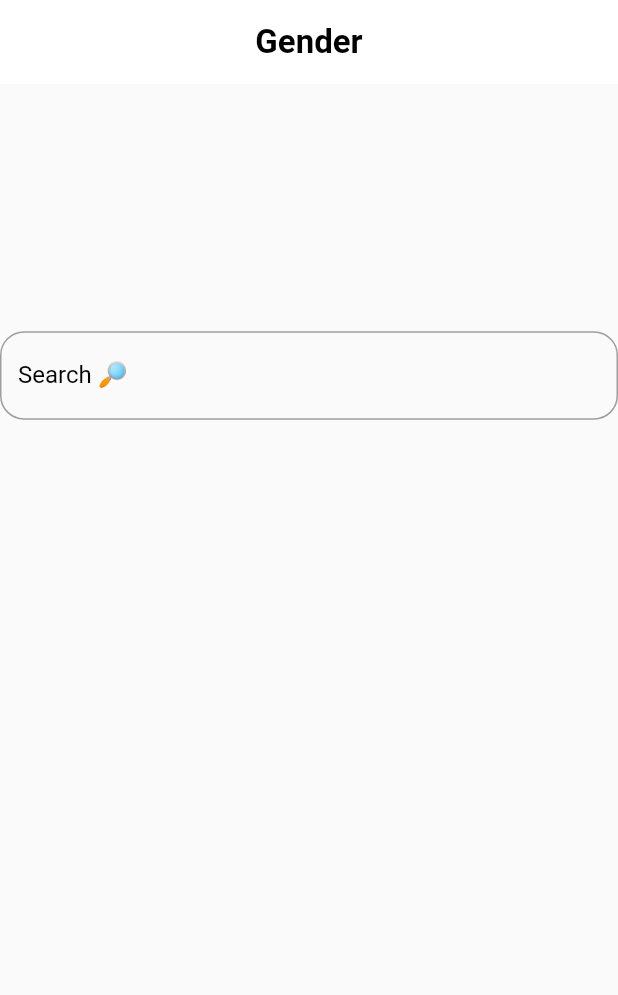
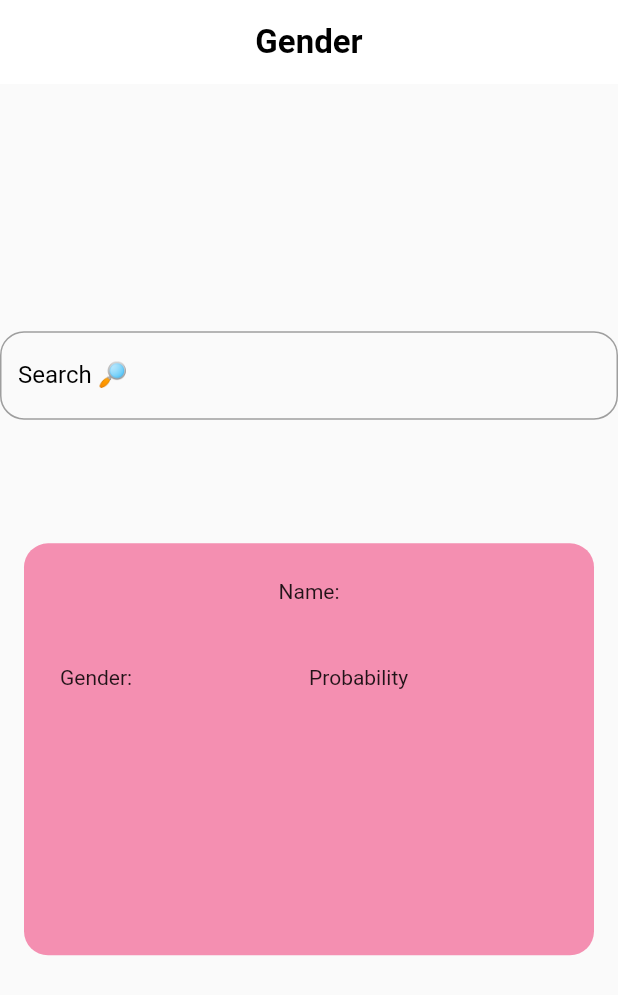
Before and after one commit to mostafaramadanhamed/genderize, a Flutter app: the screen it shows after launch, on a phone screen of 412 x 824 dp. Shown: the top 995 px of the screen. Run offline on Flutter 3.47's test engine with Material 2 defaults, Android fonts, the phone set to English and light mode, and no system bars; our stand-ins replace dio, flutter_bloc.

Commit message:
ui for home screen

```diff
--- a/lib/view/home_screen.dart
+++ b/lib/view/home_screen.dart
@@ -32,12 +32,43 @@ class _HomeScreenState extends State<HomeScreen> {
                   if(formKey.currentState!.validate()){
                     formKey.currentState!.save();
                     AppCubit().getData(name: va);
+
                   }
                   else{
                     autovalidateMode=AutovalidateMode.always;
                     setState((){});
                   }
-              },)
+              },),
+              SizedBox(
+                height: MediaQuery.of(context).size.height/10,
+              ),
+              Container(
+                margin: const EdgeInsets.symmetric(horizontal: 16),
+                padding: const EdgeInsets.all( 24),
+                height:MediaQuery.of(context).size.height/3 ,
+                width: MediaQuery.of(context).size.width,
+                decoration: BoxDecoration(
+                  color: Colors.pink.shade200,
+                  borderRadius: BorderRadius.circular(16)
+                ),
+                child: Column(
+                  crossAxisAlignment: CrossAxisAlignment.center,
+                  children: [
+                    const Text('Name:'),
+                    SizedBox(
+                      height: MediaQuery.of(context).size.height/20,
+                    ),
+                    Row(
+                      children:const [
+
+                         Expanded(child: Text('Gender:')),
+                         Expanded(child:  Text('Probability')),
+                      ],
+                    ),
+
+                  ],
+                ),
+              )
             ],
           ),
         ),
```
